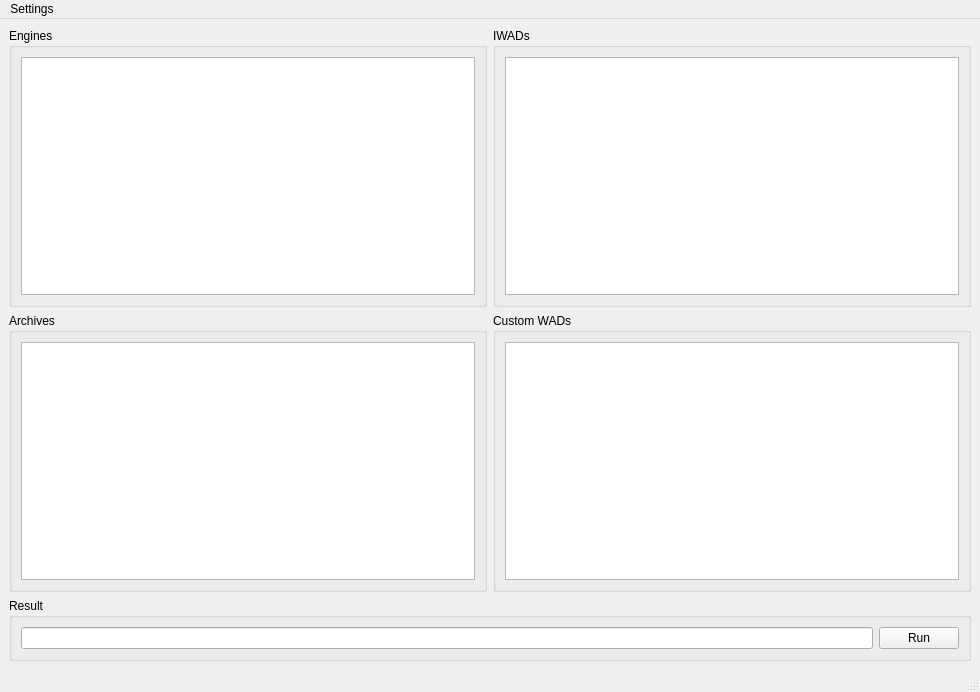
This is doomhub.ui in Chaflan/WinDoomHub as Qt 5 draws it before an edit. The edited form follows.
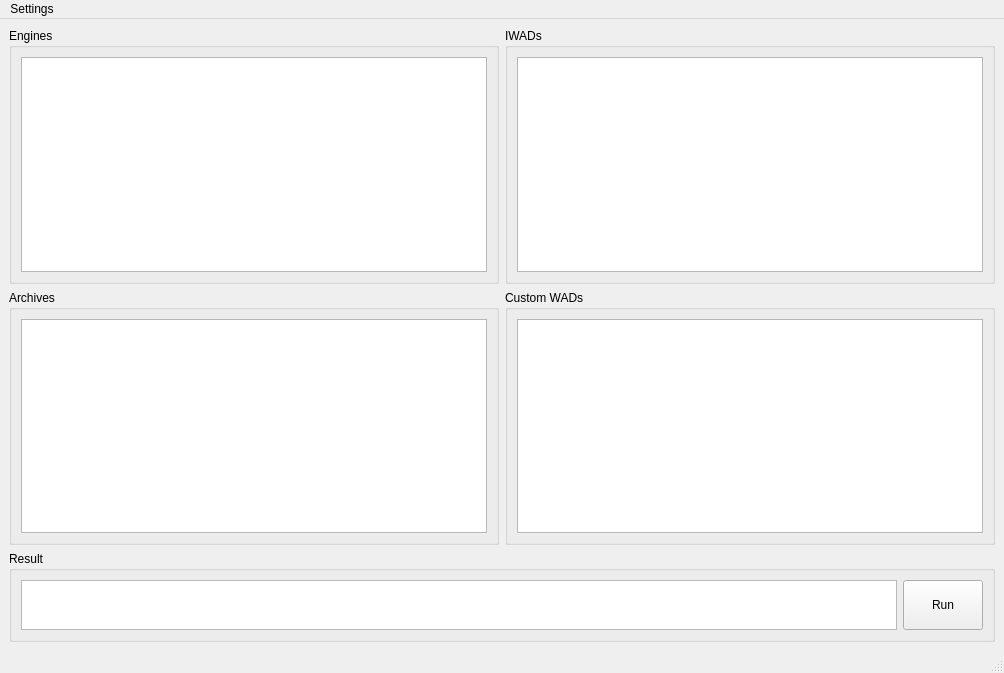
This is the edited form. Icons and pictures are not drawn.

Commit message: Fixed path slash mishmash and changed the command line edit to a plain text edit for length.

The edit to the form file:
```diff
--- a/doomhub.ui
+++ b/doomhub.ui
@@ -6,8 +6,8 @@
    <rect>
     <x>0</x>
     <y>0</y>
-    <width>980</width>
-    <height>692</height>
+    <width>1004</width>
+    <height>673</height>
    </rect>
   </property>
   <property name="windowTitle">
@@ -74,19 +74,31 @@
       </property>
       <layout class="QHBoxLayout" name="horizontalLayout_3">
        <item>
-        <widget class="QLineEdit" name="lineEditCommand">
+        <widget class="QPlainTextEdit" name="plainTextEditCommand">
          <property name="sizePolicy">
           <sizepolicy hsizetype="Expanding" vsizetype="Fixed">
            <horstretch>0</horstretch>
            <verstretch>0</verstretch>
           </sizepolicy>
          </property>
+         <property name="maximumSize">
+          <size>
+           <width>16777215</width>
+           <height>50</height>
+          </size>
+         </property>
+         <property name="baseSize">
+          <size>
+           <width>0</width>
+           <height>0</height>
+          </size>
+         </property>
         </widget>
        </item>
        <item>
         <widget class="QPushButton" name="pushButtonRun">
          <property name="sizePolicy">
-          <sizepolicy hsizetype="Minimum" vsizetype="Fixed">
+          <sizepolicy hsizetype="Minimum" vsizetype="Minimum">
            <horstretch>0</horstretch>
            <verstretch>0</verstretch>
           </sizepolicy>
@@ -106,7 +118,7 @@
     <rect>
      <x>0</x>
      <y>0</y>
-     <width>980</width>
+     <width>1004</width>
      <height>20</height>
     </rect>
    </property>
```
Left out of the diff: 2 changed lines with no effect on the pictures. The commit also changes 2 other files.
